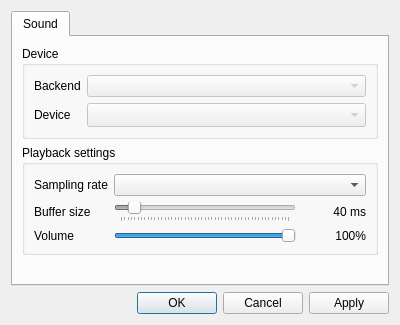
This is ui/designer/ConfigDialog.ui in stoneface86/trackerboy as Qt 5 draws it before an edit. The edited form follows.
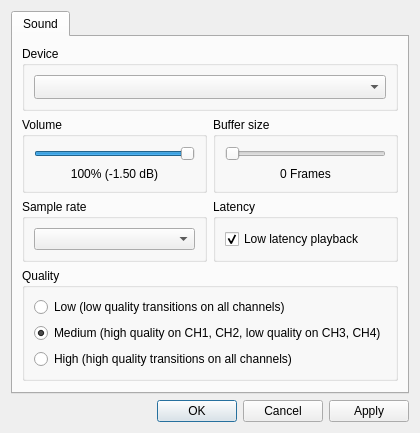
This is the edited form.

Commit message: Can now set the output device in Config dialog Reworked ConfigDialog sound tab

Diff of the .ui file:
```diff
--- a/ui/designer/ConfigDialog.ui
+++ b/ui/designer/ConfigDialog.ui
@@ -6,8 +6,8 @@
    <rect>
     <x>0</x>
     <y>0</y>
-    <width>400</width>
-    <height>325</height>
+    <width>375</width>
+    <height>421</height>
    </rect>
   </property>
   <property name="windowTitle">
@@ -26,38 +26,17 @@
       <attribute name="title">
        <string>Sound</string>
       </attribute>
-      <layout class="QVBoxLayout" name="verticalLayout_2" stretch="0,0,0">
+      <layout class="QVBoxLayout" name="verticalLayout_2" stretch="0,0,0,0">
        <item>
-        <widget class="QGroupBox" name="groupBox">
+        <widget class="QGroupBox" name="groupBox_2">
          <property name="title">
           <string>Device</string>
          </property>
-         <layout class="QFormLayout" name="formLayout">
+         <layout class="QGridLayout" name="gridLayout_4">
           <item row="0" column="0">
-           <widget class="QLabel" name="label">
-            <property name="text">
-             <string>Backend</string>
-            </property>
-           </widget>
-          </item>
-          <item row="0" column="1">
-           <widget class="QComboBox" name="mBackendCombo">
-            <property name="enabled">
-             <bool>false</bool>
-            </property>
-           </widget>
-          </item>
-          <item row="1" column="0">
-           <widget class="QLabel" name="label_2">
-            <property name="text">
-             <string>Device</string>
-            </property>
-           </widget>
-          </item>
-          <item row="1" column="1">
            <widget class="QComboBox" name="mDeviceCombo">
             <property name="enabled">
-             <bool>false</bool>
+             <bool>true</bool>
             </property>
             <property name="sizePolicy">
              <sizepolicy hsizetype="Preferred" vsizetype="Fixed">
@@ -74,94 +53,141 @@
         </widget>
        </item>
        <item>
-        <widget class="QGroupBox" name="groupBox_2">
+        <layout class="QGridLayout" name="gridLayout">
+         <item row="0" column="1">
+          <widget class="QGroupBox" name="groupBox_4">
+           <property name="title">
+            <string>Buffer size</string>
+           </property>
+           <layout class="QVBoxLayout" name="verticalLayout_5">
+            <item>
+             <widget class="QSlider" name="buffersizeSlider">
+              <property name="minimum">
+               <number>0</number>
+              </property>
+              <property name="maximum">
+               <number>10</number>
+              </property>
+              <property name="value">
+               <number>0</number>
+              </property>
+              <property name="orientation">
+               <enum>Qt::Horizontal</enum>
+              </property>
+             </widget>
+            </item>
+            <item>
+             <widget class="QLabel" name="buffersizeLabel">
+              <property name="text">
+               <string>0 Frames</string>
+              </property>
+              <property name="alignment">
+               <set>Qt::AlignCenter</set>
+              </property>
+             </widget>
+            </item>
+           </layout>
+          </widget>
+         </item>
+         <item row="0" column="0">
+          <widget class="QGroupBox" name="groupBox">
+           <property name="title">
+            <string>Volume</string>
+           </property>
+           <layout class="QVBoxLayout" name="verticalLayout_4">
+            <item>
+             <widget class="QSlider" name="mVolumeSlider">
+              <property name="minimum">
+               <number>0</number>
+              </property>
+              <property name="maximum">
+               <number>100</number>
+              </property>
+              <property name="value">
+               <number>100</number>
+              </property>
+              <property name="orientation">
+               <enum>Qt::Horizontal</enum>
+              </property>
+             </widget>
+            </item>
+            <item>
+             <widget class="QLabel" name="mVolumeLabel">
+              <property name="text">
+               <string>100% (-1.50 dB)</string>
+              </property>
+              <property name="alignment">
+               <set>Qt::AlignCenter</set>
+              </property>
+             </widget>
+            </item>
+           </layout>
+          </widget>
+         </item>
+         <item row="1" column="0">
+          <widget class="QGroupBox" name="groupBox_5">
+           <property name="title">
+            <string>Sample rate</string>
+           </property>
+           <layout class="QGridLayout" name="gridLayout_2" columnstretch="0">
+            <item row="0" column="0">
+             <widget class="QComboBox" name="mSamplerateCombo">
+              <property name="currentIndex">
+               <number>-1</number>
+              </property>
+             </widget>
+            </item>
+           </layout>
+          </widget>
+         </item>
+         <item row="1" column="1">
+          <widget class="QGroupBox" name="groupBox_6">
+           <property name="title">
+            <string>Latency</string>
+           </property>
+           <layout class="QGridLayout" name="gridLayout_3">
+            <item row="0" column="0">
+             <widget class="QCheckBox" name="lowLatencyCheckbox">
+              <property name="text">
+               <string>Low latency playback</string>
+              </property>
+              <property name="checked">
+               <bool>true</bool>
+              </property>
+             </widget>
+            </item>
+           </layout>
+          </widget>
+         </item>
+        </layout>
+       </item>
+       <item>
+        <widget class="QGroupBox" name="groupBox_3">
          <property name="title">
-          <string>Playback settings</string>
+          <string>Quality</string>
          </property>
-         <layout class="QGridLayout" name="gridLayout_2" columnstretch="0,0,0" columnminimumwidth="0,0,64">
-          <item row="1" column="0">
-           <widget class="QLabel" name="label_4">
+         <layout class="QVBoxLayout" name="verticalLayout_3">
+          <item>
+           <widget class="QRadioButton" name="lowQualityRadio">
             <property name="text">
-             <string>Buffer size</string>
+             <string>Low (low quality transitions on all channels)</string>
             </property>
            </widget>
           </item>
-          <item row="2" column="0">
-           <widget class="QLabel" name="label_15">
+          <item>
+           <widget class="QRadioButton" name="medQualityRadio">
             <property name="text">
-             <string>Volume</string>
+             <string>Medium (high quality on CH1, CH2, low quality on CH3, CH4)</string>
             </property>
-           </widget>
-          </item>
-          <item row="0" column="0">
-           <widget class="QLabel" name="label_3">
-            <property name="text">
-             <string>Sampling rate</string>
+            <property name="checked">
+             <bool>true</bool>
             </property>
            </widget>
           </item>
-          <item row="1" column="1">
-           <widget class="QSlider" name="mBufferSizeSlider">
-            <property name="enabled">
-             <bool>false</bool>
-            </property>
-            <property name="minimum">
-             <number>1</number>
-            </property>
-            <property name="maximum">
-             <number>500</number>
-            </property>
-            <property name="value">
-             <number>40</number>
-            </property>
-            <property name="orientation">
-             <enum>Qt::Horizontal</enum>
-            </property>
-            <property name="tickPosition">
-             <enum>QSlider::TicksBelow</enum>
-            </property>
-           </widget>
-          </item>
-          <item row="1" column="2">
-           <widget class="QLabel" name="mBufferSizeLabel">
+          <item>
+           <widget class="QRadioButton" name="highQualityRadio">
             <property name="text">
-             <string>40 ms</string>
-            </property>
-            <property name="alignment">
-             <set>Qt::AlignRight|Qt::AlignTrailing|Qt::AlignVCenter</set>
-            </property>
-           </widget>
-          </item>
-          <item row="2" column="2">
-           <widget class="QLabel" name="mVolumeLabel">
-            <property name="text">
-             <string>100%</string>
-            </property>
-            <property name="alignment">
-             <set>Qt::AlignRight|Qt::AlignTrailing|Qt::AlignVCenter</set>
-            </property>
-           </widget>
-          </item>
-          <item row="2" column="1">
-           <widget class="QSlider" name="mVolumeSlider">
-            <property name="minimum">
-             <number>0</number>
-            </property>
-            <property name="maximum">
-             <number>100</number>
-            </property>
-            <property name="value">
-             <number>100</number>
-            </property>
-            <property name="orientation">
-             <enum>Qt::Horizontal</enum>
-            </property>
-           </widget>
-          </item>
-          <item row="0" column="1" colspan="2">
-           <widget class="QComboBox" name="mSamplerateCombo">
-            <property name="currentIndex">
-             <number>-1</number>
+             <string>High (high quality transitions on all channels)</string>
             </property>
            </widget>
           </item>
```
Left out of the diff: 3 changed lines with no effect on the pictures. The commit also changes 11 other files.
